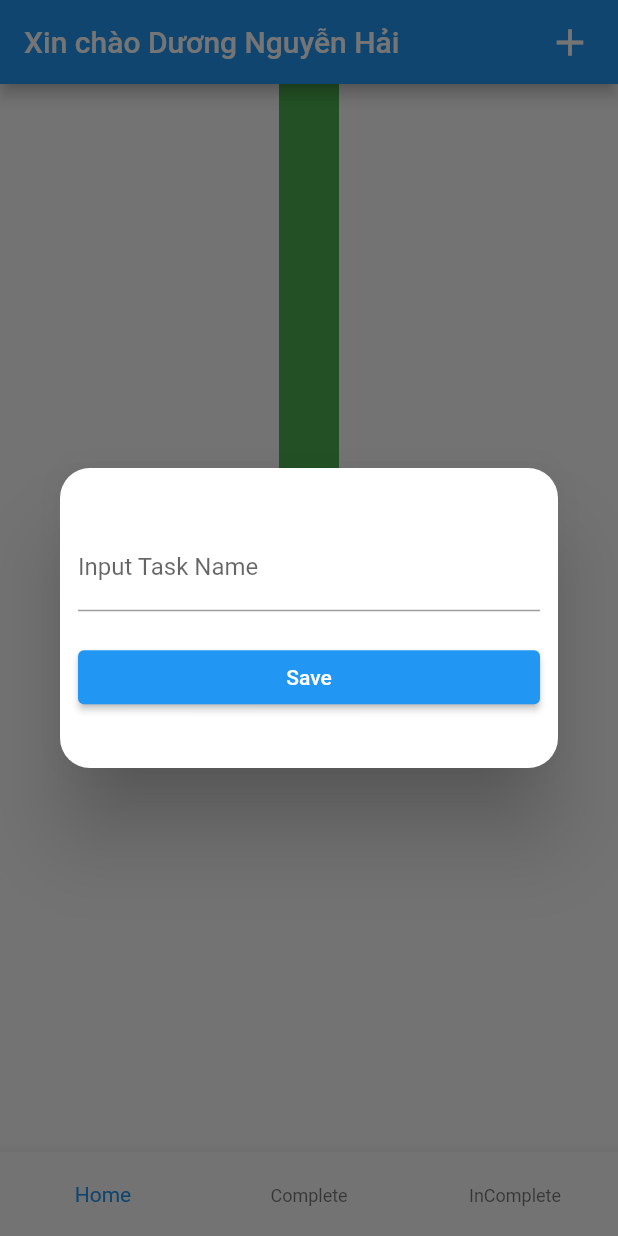
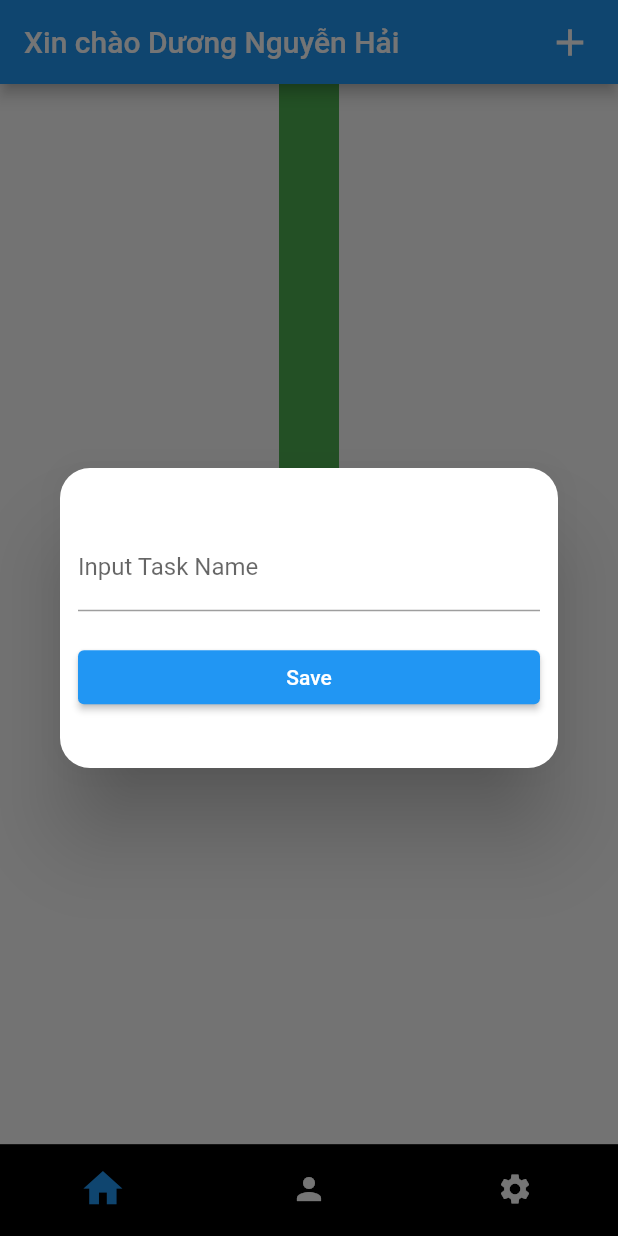
Before and after one commit to duongnh236/TodoList, a Flutter app: the screen it shows after launch, after a tap on the "add" icon, on a phone screen of 412 x 824 dp. Run offline on Flutter 3.47's test engine with Material 2 defaults, Android fonts, the phone set to English and light mode, and no system bars; our stand-ins replace bloc, equatable, flutter_bloc, flutter_screenutil, get_it, go_router and 1 more; accounts and stored records are empty.

Commit message:
feat: add navigation router

```diff
--- a/lib/main.dart
+++ b/lib/main.dart
@@ -2,6 +2,7 @@ import 'package:flutter/material.dart';
 import 'package:flutter_bloc/flutter_bloc.dart';
 import 'package:flutter_localizations/flutter_localizations.dart';
 import 'package:flutter_screenutil/flutter_screenutil.dart';
+import 'package:fluttertemplate/src/app/router/app_router.dart';
 import 'package:fluttertemplate/src/core/utils/local_database_util.dart';
 import 'package:fluttertemplate/src/injection.dart';
 import 'package:fluttertemplate/src/presentation/blocs/bottom_bar_bloc/bottom_bar_cubit.dart';
@@ -36,7 +37,11 @@ class MyApp extends StatelessWidget {
       child: ScreenUtilInit(
           designSize: const Size(375, 812),
           builder: (context, widget) {
-            return MaterialApp(
+            return MaterialApp.router(
+              // routerConfig: AppRouter.router,
+              routerDelegate: AppRouter.router.routerDelegate,
+              routeInformationProvider: AppRouter.router.routeInformationProvider,
+              routeInformationParser: AppRouter.router.routeInformationParser,
               localizationsDelegates: const [
                 S.delegate,
                 GlobalMaterialLocalizations.delegate,
@@ -48,9 +53,8 @@ class MyApp extends StatelessWidget {
               theme: ThemeData(
                 primarySwatch: Colors.blue,
               ),
-              home: widget,
             );
-          }, child: const BottomBarPage()),
+          }),
     );
   }
 }
--- /dev/null
+++ b/lib/src/app/router/app_router.dart
@@ -0,0 +1,55 @@
+import 'package:flutter/cupertino.dart';
+import 'package:flutter_bloc/flutter_bloc.dart';
+import 'package:fluttertemplate/src/app/router/routes.dart';
+import 'package:fluttertemplate/src/presentation/blocs/navigation_cubit/navigation_cubit.dart';
+import 'package:fluttertemplate/src/presentation/ui/bottom_bar_page/bottom_bar_page.dart';
+import 'package:fluttertemplate/src/presentation/ui/complete_page/complete_page.dart';
+import 'package:fluttertemplate/src/presentation/ui/home_detail_page/home_detail_page.dart';
+import 'package:fluttertemplate/src/presentation/ui/home_page/home_page.dart';
+import 'package:fluttertemplate/src/presentation/ui/incomplete_page/incomplete_page.dart';
+import 'package:go_router/go_router.dart';
+
+class AppRouter {
+  static final _rootNavigatorKey = GlobalKey<NavigatorState>();
+  static final _shellNavigatorKey = GlobalKey<NavigatorState>();
+
+  static final GoRouter _router = GoRouter(
+      initialLocation: Routes.homePage,
+      debugLogDiagnostics: true,
+      navigatorKey: _rootNavigatorKey,
+      routes: [
+        ShellRoute(
+            navigatorKey: _shellNavigatorKey,
+            builder: (context, state, child) {
+              return BlocProvider(
+                create: (context) => NavigationCubit(),
+                child: BottomBarPage(screen: child),
+              );
+            },
+            routes: <RouteBase>[
+              GoRoute(
+                  path: Routes.homePage,
+                  builder: (context, state) =>
+                      const  MyHomePage()),
+              GoRoute(
+                  path: Routes.homeDetailPage,
+                  builder: (context, state) => const HomeDetailPage()),
+              GoRoute(
+                  path: Routes.homeDetail1Page,
+                  builder: (context, state) => const HomeDetail1Page()),
+              GoRoute(
+                path: Routes.inComplete,
+                pageBuilder: (context, state) =>
+                    const NoTransitionPage(child: InCompletePage()),
+              ),
+              GoRoute(
+                path: Routes.complete,
+                pageBuilder: (context, state) =>
+                    const NoTransitionPage(child: CompletePage()),
+              ),
+
+            ])
+      ]);
+
+  static GoRouter get router => _router;
+}
--- /dev/null
+++ b/lib/src/app/router/routes.dart
@@ -0,0 +1,8 @@
+class Routes {
+  static const homePage = "/homePage";
+  static const homeDetailPage = "/homeDetailPage";
+  static const homeDetail1Page = "/homeDetail1Page";
+
+  static const inComplete = "/inComplete";
+  static const complete = "/complete";
+}
--- /dev/null
+++ b/lib/src/core/shared/name_nav_bar_item.dart
@@ -0,0 +1,10 @@
+import 'package:flutter/cupertino.dart';
+
+class NamedNavigationBarItemWidget extends BottomNavigationBarItem {
+  final String initialLocation;
+
+  NamedNavigationBarItemWidget({
+    required this.initialLocation, required Widget icon, String? label})
+      : super(icon: icon, label: label);
+
+}
--- a/lib/src/domain/entities/todo_item_entity.dart
+++ b/lib/src/domain/entities/todo_item_entity.dart
@@ -1,15 +1,10 @@
 import 'package:equatable/equatable.dart';
 
 //ignore: must_be_immutable
-class ToDoItemEntity extends Equatable{
+class ToDoItemEntity {
 
    String? name;
    bool? isChecked;
-
    ToDoItemEntity({this.isChecked, this.name});
 
-   @override
-   // TODO: implement props
-   List<Object?> get props => [name,isChecked ];
-
 }
--- a/lib/src/presentation/blocs/home_bloc/home_cubit.dart
+++ b/lib/src/presentation/blocs/home_bloc/home_cubit.dart
@@ -14,7 +14,7 @@ class HomeCubit extends Cubit<HomeState> {
     } else {
       items = [];
     }
-    emit(state.copyWith(items: items));
+    emit(state.copyWith(items: List.from(items ?? [])));
   }
 
   void handleCLick(bool isCheck) {
@@ -26,9 +26,9 @@ class HomeCubit extends Cubit<HomeState> {
   }
 
   Future<void> handleTodoList({int? index}) async {
-    items![index ?? 0].isChecked = !items![index ?? 0].isChecked!;
-    final bool isSave = await homeUseCase.saveTodoItemsLocal(items!);
-    final newState = state.copyWith(items: List.of(items!));
+    state.items![index ?? 0].isChecked = !state.items![index ?? 0].isChecked!;
+    final bool isSave = await homeUseCase.saveTodoItemsLocal(state.items!);
+    final newState = state.copyWith(items: List.of(state.items ?? []));
     if (isSave) {
       emit(newState);
     } else {
--- a/lib/src/presentation/blocs/home_bloc/home_state.dart
+++ b/lib/src/presentation/blocs/home_bloc/home_state.dart
@@ -1,14 +1,11 @@
 import 'package:equatable/equatable.dart';
 import 'package:fluttertemplate/src/domain/entities/todo_item_entity.dart';
 
- class HomeState extends Equatable  {
+ class HomeState{
    final bool? isCheck;
    final  List<ToDoItemEntity>? items;
    const HomeState({this.isCheck, this.items});
 
-  @override
-  // TODO: implement props
-  List<Object?> get props => [isCheck, items];
 
    HomeState copyWith({
     bool? isCheck,
@@ -19,6 +16,10 @@ import 'package:fluttertemplate/src/domain/entities/todo_item_entity.dart';
       items: items ?? this.items,
     );
   }
+
+  @override
+  // TODO: implement props
+  List<Object?> get props => [isCheck, items];
 
 
 }
--- /dev/null
+++ b/lib/src/presentation/blocs/navigation_cubit/navigation_cubit.dart
@@ -0,0 +1,22 @@
+import 'package:bloc/bloc.dart';
+import 'package:equatable/equatable.dart';
+import '../../../app/router/routes.dart';
+part 'navigation_state.dart';
+
+class NavigationCubit extends Cubit<NavigationState> {
+  NavigationCubit() : super(const NavigationState(bottomNavItems: Routes.homePage, index: 0));
+
+  void getNavBarItem(int index) {
+    switch (index) {
+      case 0:
+        emit(const NavigationState(bottomNavItems: Routes.homePage,index:  0));
+        break;
+      case 1:
+        emit(const NavigationState(bottomNavItems: Routes.homePage,index:  1));
+        break;
+      case 2:
+        emit(const NavigationState(bottomNavItems: Routes.homePage,index:  2));
+        break;
+    }
+  }
+}
--- /dev/null
+++ b/lib/src/presentation/blocs/navigation_cubit/navigation_state.dart
@@ -0,0 +1,12 @@
+part of 'navigation_cubit.dart';
+
+ class NavigationState extends Equatable {
+
+   final String bottomNavItems;
+   final int index;
+
+   const NavigationState({required this.bottomNavItems, required this.index});
+
+   @override
+   List<Object> get props => [bottomNavItems, index];
+}
--- a/lib/src/presentation/ui/bottom_bar_page/bottom_bar_page.dart
+++ b/lib/src/presentation/ui/bottom_bar_page/bottom_bar_page.dart
@@ -6,53 +6,69 @@ import 'package:fluttertemplate/src/presentation/blocs/bottom_bar_bloc/bottom_ba
 import 'package:fluttertemplate/src/presentation/ui/complete_page/complete_page.dart';
 import 'package:fluttertemplate/src/presentation/ui/home_page/home_page.dart';
 import 'package:fluttertemplate/src/presentation/ui/incomplete_page/incomplete_page.dart';
+import 'package:go_router/go_router.dart';
 
-class BottomBarPage extends StatefulWidget {
-  const BottomBarPage({Key? key}) : super(key: key);
+import '../../../app/router/routes.dart';
+import '../../../core/shared/name_nav_bar_item.dart';
+import '../../blocs/navigation_cubit/navigation_cubit.dart';
 
-  @override
-  State<BottomBarPage> createState() => _BottomBarPageState();
-}
+class BottomBarPage extends StatelessWidget {
 
+  final Widget screen;
 
+  BottomBarPage({Key? key, required this.screen}) : super(key: key);
 
-class _BottomBarPageState extends State<BottomBarPage> {
+  BlocBuilder<NavigationCubit, NavigationState> _buildBottomNavigation(mContext, List<NamedNavigationBarItemWidget>tabs) =>
+      BlocBuilder<NavigationCubit, NavigationState>(
+        buildWhen: (previous, current) => previous.index != current.index,
+        builder: (context, state) {
+          return BottomNavigationBar(
+            onTap: (value) {
+              if(state.index != value){
+                context.read<NavigationCubit>().getNavBarItem(value);
+                context.go(tabs[value].initialLocation);
+              }
+            },
+            showSelectedLabels: false,
+            showUnselectedLabels: false,
+            elevation: 0,
+            backgroundColor: Colors.black,
+            unselectedItemColor: Colors.white,
+            selectedIconTheme: IconThemeData(
+              size: ((IconTheme
+                  .of(mContext)
+                  .size)! * 1.3),
+            ),
+            items: tabs,
+            currentIndex: state.index,
+            type: BottomNavigationBarType.fixed,
+          );
+        },
+      );
 
-  Widget _buildBody({int? index}) {
-    switch (index) {
-      case 0:
-        return const MyHomePage();
-      case 1:
-        return const CompletePage();
-      default:
-        return const InCompletePage();
-    }
-  }
+  final tabs = [
+    NamedNavigationBarItemWidget(
+      initialLocation: Routes.homePage,
+      icon: const Icon(Icons.home),
+      label: 'Home',
+    ),
+    NamedNavigationBarItemWidget(
+      initialLocation: Routes.complete,
+      icon: const Icon(Icons.person),
+      label: 'Profile',
+    ),
+    NamedNavigationBarItemWidget(
+      initialLocation: Routes.inComplete,
+      icon: const Icon(Icons.settings),
+      label: 'Setting',
+    ),
+  ];
 
   @override
   Widget build(BuildContext context) {
     return Scaffold(
-       body: BlocBuilder<BottomBarCubit, BottomBarState>(
-           builder: (_, state) {
-         if (state is BottomBarIndexState) {
-           return _buildBody(index: state.index ?? 0);
-         } else {
-           return _buildBody(index: 0);
-         }
-       }),
-      bottomNavigationBar: BottomNavigationBar(
-        key: const Key('BottomNavigationBar'),
-        type: BottomNavigationBarType.fixed,
-        currentIndex: context.watch<BottomBarCubit>().indexSelected ?? 0,
-        items: <BottomNavigationBarItem>[
-          BottomNavigationBarItem(icon: Container(key: const Key('BottomNavigationBarItem-Home'),), label: "Home"),
-          BottomNavigationBarItem(icon: Container(key: const Key('BottomNavigationBarItem-Complete')), label: "Complete"),
-          BottomNavigationBarItem(icon: Container(key: const Key('BottomNavigationBarItem-InComplete')), label: "InComplete"),
-        ],
-        onTap: (int index) {
-          context.read<BottomBarCubit>().changeIndex(index: index);
-        },
-      ),
+      body: screen,
+      bottomNavigationBar: _buildBottomNavigation(context, tabs),
     );
   }
 }
--- a/lib/src/presentation/ui/home_page/home_page.dart
+++ b/lib/src/presentation/ui/home_page/home_page.dart
@@ -4,7 +4,9 @@ import 'package:flutter_bloc/flutter_bloc.dart';
 import 'package:fluttertemplate/src/domain/entities/todo_item_entity.dart';
 import 'package:fluttertemplate/src/presentation/blocs/home_bloc/home_cubit.dart';
 import 'package:fluttertemplate/src/presentation/blocs/home_bloc/home_state.dart';
+import 'package:go_router/go_router.dart';
 import '../../../../generated/l10n.dart';
+import '../../../app/router/routes.dart';
 import '../../widgets/error_widget_dialog.dart';
 import '../../widgets/input_task_dialog.dart';
 
@@ -146,7 +148,8 @@ class _Test1State extends State<Test1> {
       return BlocSelector<HomeCubit, HomeState, bool>(selector: (state) =>  state.isCheck ?? false , builder: (context, value) {
         return InkWell(
             onTap: () {
-              context.read<HomeCubit>().handleCLick(value);
+              // context.read<HomeCubit>().handleCLick(value);
+              context.go(Routes.homeDetailPage);
             }, child: Container(height: 100, width: 40, color: value ? Colors.blue : Colors.green));
       });
     // return BlocConsumer<HomeCubit, HomeState>(builder: (context, state) {
--- a/pubspec.yaml
+++ b/pubspec.yaml
@@ -32,13 +32,14 @@ dependencies:
   flutter:
     sdk: flutter
   flutter_bloc: ^8.0.1
-  equatable: ^2.0.3
+  equatable: ^2.0.5
   get_it: ^7.2.0
   flutter_screenutil: ^5.5.2
   hive: ^2.2.3
   path_provider: ^2.0.11
   mockito: ^5.2.0
   bloc_test: ^9.0.3
+  go_router: ^12.0.0
 
 
 
```
Also changed, not shown: lib/src/presentation/blocs/home_bloc/test_state.dart (deleted, +0 -32 lines), lib/src/presentation/ui/home_detail_page/home_detail_page.dart (added, +41 -0 lines), 2 other files.
